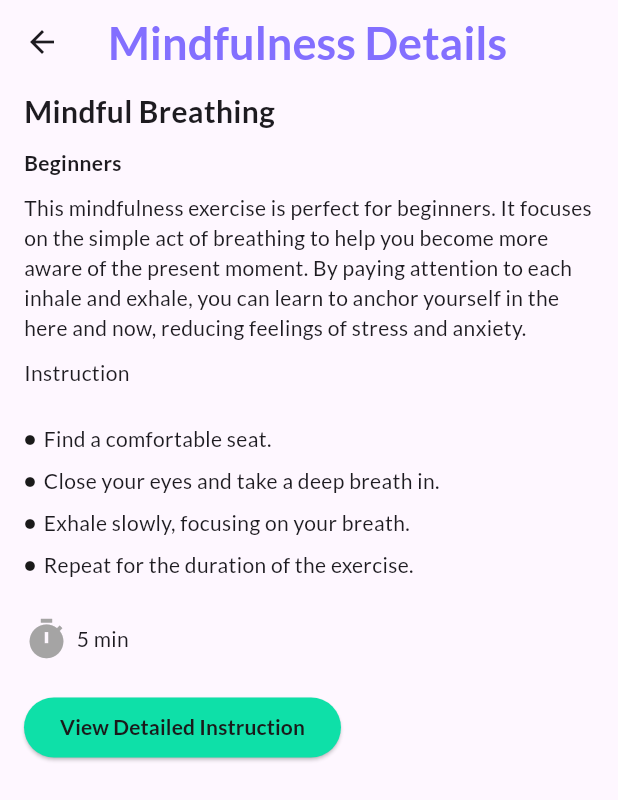
After one commit to PathumDilhara/Meditator-Mobile-App, a Flutter app: the screen it shows after launch, after a tap on "Mindful Breathing", on a phone screen of 412 x 824 dp. The commit adds this screen. Shown: the top 800 px of the screen. Run offline on Flutter 3.47's test engine with Material 3 defaults, Android fonts, the phone set to English and light mode, and no system bars; our stand-ins replace flutter_svg, go_router, google_fonts.

Commit message:
Mindfulness exercises details page with url launcher

```diff
--- a/lib/pages/main_screens/mindful_exercise_page.dart
+++ b/lib/pages/main_screens/mindful_exercise_page.dart
@@ -1,4 +1,7 @@
+import 'dart:convert';
+
 import 'package:flutter/material.dart';
+import 'package:go_router/go_router.dart';
 import 'package:meditator_mobile_app/models/mindfulness_exercise_model.dart';
 import 'package:meditator_mobile_app/provider/mindful_exercise_provider.dart';
 import 'package:meditator_mobile_app/utils/colors.dart';
@@ -50,7 +53,9 @@ class MindfulExercisePage extends StatelessWidget {
                     ),
                   ),
                   onChanged: (value) {
-                    Provider.of<MindfulnessExerciseProvider>(context, listen: false).searchMindfulnessExercise(value);
+                    Provider.of<MindfulnessExerciseProvider>(context,
+                            listen: false)
+                        .searchMindfulnessExercise(value);
                   },
                   onTapOutside: (event) {
                     FocusScope.of(context).unfocus();
@@ -71,7 +76,21 @@ class MindfulExercisePage extends StatelessWidget {
                       itemBuilder: (context, index) {
                         MindfulnessExerciseModel _mindfulExercise =
                             mindfulnessExercisesList.mindfulnessExercise[index];
-                        return Container(
+                        return GestureDetector(
+                          onTap: () {
+                            GoRouter.of(context).pushNamed(
+                              "mindfulness_exercises",
+                              queryParameters: {
+                                // under the name "mindfulness_exercises" a query will
+                                // be created & and pass through pushNamed, in obj _mindfulExercise have a method called
+                                // toJson to convert MindfulnessExerciseModel into a json format
+                                // let catch this in GoRouter
+                                "mindfulness_exercises":
+                                    jsonEncode(_mindfulExercise.toJson())
+                              },
+                            );
+                          },
+                          child: Container(
                             margin: const EdgeInsets.symmetric(vertical: 5),
                             decoration: BoxDecoration(
                               borderRadius: BorderRadius.circular(10),
@@ -82,7 +101,8 @@ class MindfulExercisePage extends StatelessWidget {
                                 borderRadius: BorderRadius.circular(100),
                                 child: Image.asset(
                                   _mindfulExercise.imagePath,
-                                width: MediaQuery.of(context).size.width * 0.12,
+                                  width:
+                                      MediaQuery.of(context).size.width * 0.12,
                                   height:
                                       MediaQuery.of(context).size.width * 0.12,
                                   fit: BoxFit.cover,
@@ -97,9 +117,9 @@ class MindfulExercisePage extends StatelessWidget {
                                 maxLines: 2,
                                 overflow: TextOverflow.ellipsis,
                                 style: AppTextStyles.bodyStyle.copyWith(
-                                color:
-                                    AppColors.primaryDarkBlue.withOpacity(0.6),
-                                fontSize: 14
+                                    color: AppColors.primaryDarkBlue
+                                        .withOpacity(0.6),
+                                    fontSize: 14),
                               ),
                             ),
                           ),
--- /dev/null
+++ b/lib/pages/sub_pages/error_page.dart
@@ -0,0 +1,34 @@
+import 'package:flutter/material.dart';
+
+class ErrorPage extends StatelessWidget {
+  final String message;
+
+  const ErrorPage({super.key, required this.message});
+
+  @override
+  Widget build(BuildContext context) {
+    return Scaffold(
+      appBar: AppBar(
+        title: const Text('Error'),
+        backgroundColor: Colors.red,
+      ),
+      body: Center(
+        child: Padding(
+          padding: const EdgeInsets.all(16.0),
+          child: Column(
+            mainAxisAlignment: MainAxisAlignment.center,
+            children: [
+              const Icon(Icons.error_outline, color: Colors.red, size: 60),
+              const SizedBox(height: 20),
+              Text(
+                message,
+                textAlign: TextAlign.center,
+                style: const TextStyle(fontSize: 18, color: Colors.black),
+              ),
+            ],
+          ),
+        ),
+      ),
+    );
+  }
+}
--- /dev/null
+++ b/lib/pages/sub_pages/mindfulness_exercise_details_page.dart
@@ -0,0 +1,131 @@
+import 'package:flutter/material.dart';
+import 'package:meditator_mobile_app/models/mindfulness_exercise_model.dart';
+import 'package:meditator_mobile_app/utils/colors.dart';
+import 'package:meditator_mobile_app/utils/text_styles.dart';
+import 'package:url_launcher/url_launcher.dart';
+
+class MindfulnessExerciseDetailsPage extends StatelessWidget {
+  final MindfulnessExerciseModel
+      mindfulnessExerciseModel; // also can get from provider
+  const MindfulnessExerciseDetailsPage({
+    super.key,
+    required this.mindfulnessExerciseModel,
+  });
+
+  Future<void> _launchUrl(String url) async {
+    final Uri uri = Uri.parse(url);
+    if (await canLaunchUrl(uri)) {
+      await launchUrl(uri);
+    } else {
+      throw "Could not launch $url";
+    }
+  }
+
+  @override
+  Widget build(BuildContext context) {
+    return Scaffold(
+      appBar: AppBar(
+        title: const Text(
+          "Mindfulness Details",
+          style: TextStyle(
+            fontSize: 30,
+            fontWeight: FontWeight.bold,
+            color: AppColors.primaryPurple,
+          ),
+        ),
+      ),
+      body: SafeArea(
+        child: SingleChildScrollView(
+          child: Padding(
+            padding: const EdgeInsets.symmetric(
+              horizontal: 16.0,
+              vertical: 4,
+            ),
+            child: Column(
+              crossAxisAlignment: CrossAxisAlignment.start,
+              children: [
+                Text(
+                  mindfulnessExerciseModel.name,
+                  style: AppTextStyles.titleStyle,
+                ),
+                const SizedBox(
+                  height: 10,
+                ),
+                Text(
+                  mindfulnessExerciseModel.category,
+                  style: const TextStyle(
+                    fontWeight: FontWeight.bold,
+                  ),
+                ),
+                const SizedBox(
+                  height: 10,
+                ),
+                Text(mindfulnessExerciseModel.description),
+                const SizedBox(
+                  height: 10,
+                ),
+                const Text("Instruction"),
+                const SizedBox(
+                  height: 20,
+                ),
+                ...mindfulnessExerciseModel.instructions.map(
+                  (instruction) => Padding(
+                    padding: const EdgeInsets.symmetric(vertical: 4),
+                    child: Row(
+                      crossAxisAlignment: CrossAxisAlignment.center,
+                      children: [
+                        const Icon(
+                          Icons.circle,
+                          size: 8,
+                          color: AppColors.primaryBlack,
+                        ),
+                        const SizedBox(
+                          width: 5,
+                        ),
+                        Expanded(child: Text(instruction)),
+                      ],
+                    ),
+                  ),
+                ),
+                const SizedBox(
+                  height: 20,
+                ),
+                Row(
+                  children: [
+                    const Icon(
+                      Icons.timer,
+                      size: 30,
+                      color: AppColors.primaryGrey,
+                    ),
+                    const SizedBox(
+                      width: 5,
+                    ),
+                    Text("${mindfulnessExerciseModel.duration} min"),
+                  ],
+                ),
+                const SizedBox(
+                  height: 20,
+                ),
+                ElevatedButton(
+                  onPressed: () async {
+                    _launchUrl(mindfulnessExerciseModel.instructionUrl);
+                  },
+                  style: ButtonStyle(
+                      backgroundColor: WidgetStateProperty.all<Color>(
+                          AppColors.primaryGreen)),
+                  child: const Text(
+                    "View Detailed Instruction",
+                    style: TextStyle(
+                      fontWeight: FontWeight.bold,
+                      color: AppColors.primaryBlack,
+                    ),
+                  ),
+                ),
+              ],
+            ),
+          ),
+        ),
+      ),
+    );
+  }
+}
--- a/lib/router/router.dart
+++ b/lib/router/router.dart
@@ -1,15 +1,56 @@
+import 'dart:convert';
+
+import 'package:flutter/cupertino.dart';
+import 'package:flutter/material.dart';
 import 'package:go_router/go_router.dart';
+import 'package:meditator_mobile_app/models/mindfulness_exercise_model.dart';
 import 'package:meditator_mobile_app/pages/main_page.dart';
+import 'package:meditator_mobile_app/pages/sub_pages/error_page.dart';
+import 'package:meditator_mobile_app/pages/sub_pages/mindfulness_exercise_details_page.dart';
 
 class AppRouter {
   final router = GoRouter(
     initialLocation: "/",
+    errorPageBuilder: (context, state) {
+      return MaterialPage(child: ErrorPage(message: state.error.toString()));
+    },
     routes: [
       GoRoute(
         name: "main page",
         path: "/",
         builder: (context, state) => const MainPage(),
       ),
+      GoRoute(
+        name: "mindfulness_exercises",
+        path: "/mindfulness_exercises",
+        builder: (context, state) {
+          // Normally we can't pass a dart obj through queryParameter that is why we
+          // do json types, after we got it , convert into our dart obj called
+          // MindfulnessExerciseModel, we got some data via queryParameters under the name
+          // Extract queryParameter "mindfulnessExercises"
+          final mindfulnessExerciseJson = state.uri.queryParameters[
+              "mindfulness_exercises"]; // use same name passed as query parameter
+
+          // Handle null case and potential JSON parsing errors
+          if (mindfulnessExerciseJson == null) {
+            return const ErrorPage(
+                message: "No mindfulness exercise data provided");
+          }
+          try {
+            final mindfulnessExercise = MindfulnessExerciseModel.fromJson(
+                jsonDecode(mindfulnessExerciseJson));
+            return MindfulnessExerciseDetailsPage(
+              mindfulnessExerciseModel: mindfulnessExercise,
+            );
+          } catch (err) {
+            // Handle JSON decoding errors gracefully
+            return const ErrorPage(
+                message: "Invalid mindfulness exercise data");
+          }
+          // return MindfulnessExerciseDetailsPage(
+          //     mindfulnessExerciseModel: mindfulnessExercise);
+        },
+      ),
     ],
   );
 }
```
Lines whose indentation alone changed are shown as unchanged.
